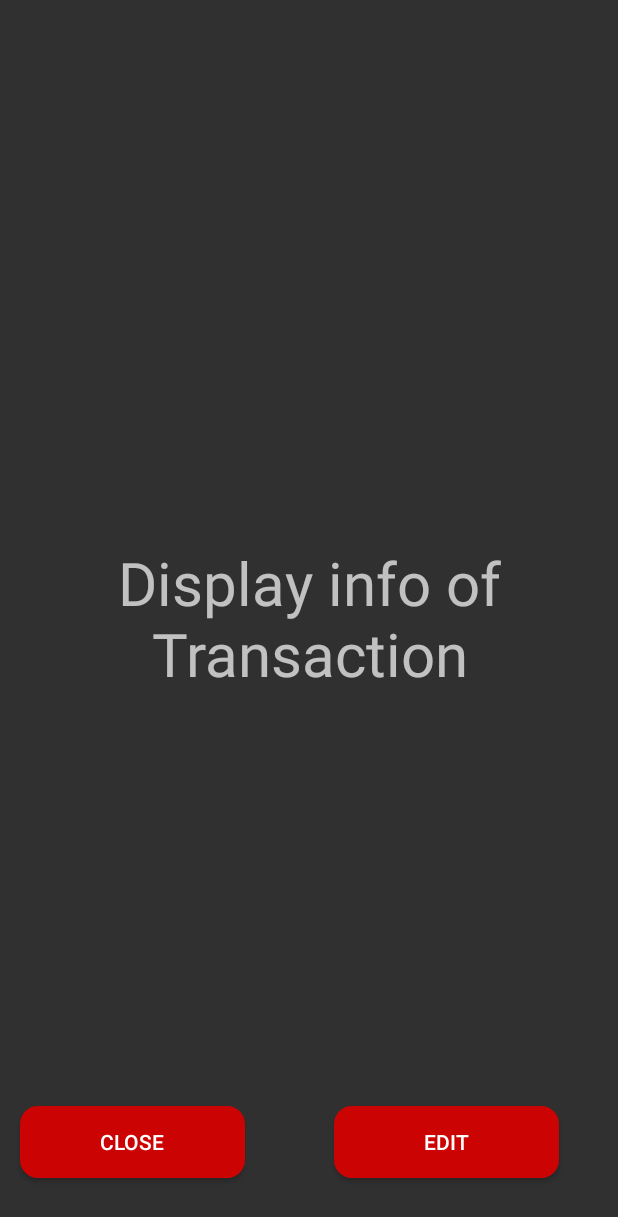
After one commit to Patcast/elContadorOfficial, an Android app: the fragment TransactionDisplay shown on its own in the app's theme, on a phone screen of 412 x 824 dp. The commit adds this screen. Shown: the top 1217 px of the screen. Run offline under Robolectric (Android 15) with nearby library versions, the phone set to English and light mode, and no system bars.

Commit message:
UI design of new TransactionDisplay and NewTransaction

```diff
--- a/app/src/main/java/be/kuleuven/elcontador10/activities/MainActivity.java
+++ b/app/src/main/java/be/kuleuven/elcontador10/activities/MainActivity.java
@@ -125,7 +125,7 @@
     /*
     Show the home main buttons: Settings and new transaction
     */
-    /*
+
     public void homeButtons(){
         buttonLeft.setVisibility(View.VISIBLE);
         buttonLeft.setImageResource(R.drawable.icon_settings);
@@ -135,7 +135,7 @@
 
     /*
     * Show the other fragment buttons: delete, add, and filter
-    * */
+    */
     public void viewButtons(){
         buttonLeft.setVisibility(View.VISIBLE);
         buttonLeft.setImageResource(R.drawable.icon_add);
--- /dev/null
+++ b/app/src/main/java/be/kuleuven/elcontador10/fragments/transactions/TransactionDisplay.java
@@ -0,0 +1,66 @@
+package be.kuleuven.elcontador10.fragments.transactions;
+
+import android.os.Bundle;
+
+import androidx.fragment.app.Fragment;
+
+import android.view.LayoutInflater;
+import android.view.View;
+import android.view.ViewGroup;
+
+import be.kuleuven.elcontador10.R;
+
+/**
+ * A simple {@link Fragment} subclass.
+ * Use the {@link TransactionDisplay#newInstance} factory method to
+ * create an instance of this fragment.
+ */
+public class TransactionDisplay extends Fragment {
+
+    // TODO: Rename parameter arguments, choose names that match
+    // the fragment initialization parameters, e.g. ARG_ITEM_NUMBER
+    private static final String ARG_PARAM1 = "param1";
+    private static final String ARG_PARAM2 = "param2";
+
+    // TODO: Rename and change types of parameters
+    private String mParam1;
+    private String mParam2;
+
+    public TransactionDisplay() {
+        // Required empty public constructor
+    }
+
+    /**
+     * Use this factory method to create a new instance of
+     * this fragment using the provided parameters.
+     *
+     * @param param1 Parameter 1.
+     * @param param2 Parameter 2.
+     * @return A new instance of fragment TransactionDisplay.
+     */
+    // TODO: Rename and change types and number of parameters
+    public static TransactionDisplay newInstance(String param1, String param2) {
+        TransactionDisplay fragment = new TransactionDisplay();
+        Bundle args = new Bundle();
+        args.putString(ARG_PARAM1, param1);
+        args.putString(ARG_PARAM2, param2);
+        fragment.setArguments(args);
+        return fragment;
+    }
+
+    @Override
+    public void onCreate(Bundle savedInstanceState) {
+        super.onCreate(savedInstanceState);
+        if (getArguments() != null) {
+            mParam1 = getArguments().getString(ARG_PARAM1);
+            mParam2 = getArguments().getString(ARG_PARAM2);
+        }
+    }
+
+    @Override
+    public View onCreateView(LayoutInflater inflater, ViewGroup container,
+                             Bundle savedInstanceState) {
+        // Inflate the layout for this fragment
+        return inflater.inflate(R.layout.fragment_transaction_display, container, false);
+    }
+}
--- /dev/null
+++ b/app/src/main/res/layout/fragment_transaction_display.xml
@@ -0,0 +1,52 @@
+<?xml version="1.0" encoding="utf-8"?>
+<FrameLayout xmlns:android="http://schemas.android.com/apk/res/android"
+    xmlns:tools="http://schemas.android.com/tools"
+    android:layout_width="match_parent"
+    android:layout_height="match_parent"
+    xmlns:app="http://schemas.android.com/apk/res-auto"
+    tools:context=".fragments.transactions.TransactionDisplay">
+
+    <androidx.constraintlayout.widget.ConstraintLayout
+        android:layout_width="match_parent"
+        android:layout_height="match_parent">
+
+        <TextView
+            android:layout_width="wrap_content"
+            android:layout_height="wrap_content"
+            android:textSize="40sp"
+            android:text="Display info of Transaction"
+            android:gravity="center"
+            app:layout_constraintBottom_toBottomOf="parent"
+            app:layout_constraintEnd_toEndOf="parent"
+            app:layout_constraintStart_toStartOf="parent"
+            app:layout_constraintTop_toTopOf="parent" />
+
+        <Button
+            android:id="@+id/btn_edit_DisplayTransaction"
+            android:layout_width="150dp"
+            android:layout_height="wrap_content"
+            android:background="@drawable/buttons"
+            android:text="@string/edit"
+            app:layout_constraintBottom_toBottomOf="parent"
+            app:layout_constraintEnd_toEndOf="parent"
+            app:layout_constraintHorizontal_bias="0.85"
+            app:layout_constraintStart_toStartOf="parent"
+            app:layout_constraintTop_toTopOf="parent"
+            app:layout_constraintVertical_bias="0.95" />
+
+        <Button
+            android:id="@+id/btn_close_NewTransaction"
+            android:layout_width="150dp"
+            android:layout_height="wrap_content"
+            android:background="@drawable/buttons"
+            android:text="@string/close"
+            app:layout_constraintBottom_toBottomOf="parent"
+            app:layout_constraintEnd_toEndOf="parent"
+            app:layout_constraintHorizontal_bias="0.05"
+            app:layout_constraintVertical_bias="0.95"
+            app:layout_constraintStart_toStartOf="parent"
+            app:layout_constraintTop_toTopOf="parent"/>
+
+    </androidx.constraintlayout.widget.ConstraintLayout>
+
+</FrameLayout>
--- a/app/src/main/res/layout/fragment_transactions_filter.xml
+++ b/app/src/main/res/layout/fragment_transactions_filter.xml
@@ -93,7 +93,7 @@
         android:layout_width="150dp"
         android:layout_height="wrap_content"
         android:background="@drawable/buttons"
-        android:text="@android:string/cancel"
+        android:text="Close"
         app:layout_constraintEnd_toStartOf="@+id/FilterTransFilter"
         app:layout_constraintHorizontal_bias="0.5"
         app:layout_constraintStart_toStartOf="parent"
--- a/app/src/main/res/values/strings.xml
+++ b/app/src/main/res/values/strings.xml
@@ -58,4 +58,9 @@
     </string-array>
     <string name="log_out">Log out</string>
     <string name="new_transaction">new_transaction</string>
+    <!-- TODO: Remove or change this placeholder text -->
+    <string name="hello_blank_fragment">Hello blank fragment</string>
+    <string name="edit">Edit</string>
+    <string name="close">Close</string>
+    <string name="confirm">Confirm</string>
 </resources>
```
Also changed, not shown: app/src/main/java/be/kuleuven/elcontador10/fragments/transactions/NewTransaction.java (added, +66 -0 lines), app/src/main/res/layout/fragment_new_transaction.xml (added, +50 -0 lines).
